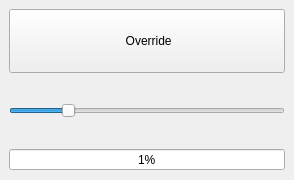
octronic-uk/Candle, file View/FeedForm.ui: the form before one commit.
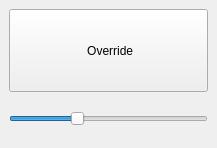
The form after the commit. Icons and pictures are not drawn.

The edit to the form file:
```diff
--- a/View/FeedForm.ui
+++ b/View/FeedForm.ui
@@ -6,8 +6,8 @@
    <rect>
     <x>0</x>
     <y>0</y>
-    <width>294</width>
-    <height>180</height>
+    <width>217</width>
+    <height>148</height>
    </rect>
   </property>
   <property name="sizePolicy">
@@ -40,7 +40,7 @@
        <verstretch>0</verstretch>
       </sizepolicy>
      </property>
-     <layout class="QVBoxLayout" name="verticalLayout_2">
+     <layout class="QVBoxLayout" name="verticalLayout_2" stretch="2,1">
       <item>
        <widget class="QToolButton" name="overrideButton">
         <property name="sizePolicy">
@@ -76,10 +76,10 @@
          </sizepolicy>
         </property>
         <property name="minimum">
-         <number>0</number>
+         <number>50</number>
         </property>
         <property name="maximum">
-         <number>500</number>
+         <number>200</number>
         </property>
         <property name="value">
          <number>100</number>
@@ -87,6 +87,12 @@
         <property name="orientation">
          <enum>Qt::Horizontal</enum>
         </property>
+        <property name="invertedAppearance">
+         <bool>false</bool>
+        </property>
+        <property name="invertedControls">
+         <bool>true</bool>
+        </property>
         <property name="tickPosition">
          <enum>QSlider::NoTicks</enum>
         </property>
@@ -95,25 +101,6 @@
         </property>
        </widget>
       </item>
-      <item>
-       <widget class="QSpinBox" name="feedProgress">
-        <property name="alignment">
-         <set>Qt::AlignCenter</set>
-        </property>
-        <property name="buttonSymbols">
-         <enum>QAbstractSpinBox::NoButtons</enum>
-        </property>
-        <property name="suffix">
-         <string>%</string>
-        </property>
-        <property name="minimum">
-         <number>1</number>
-        </property>
-        <property name="maximum">
-         <number>500</number>
-        </property>
-       </widget>
-      </item>
      </layout>
     </widget>
    </item>
```
